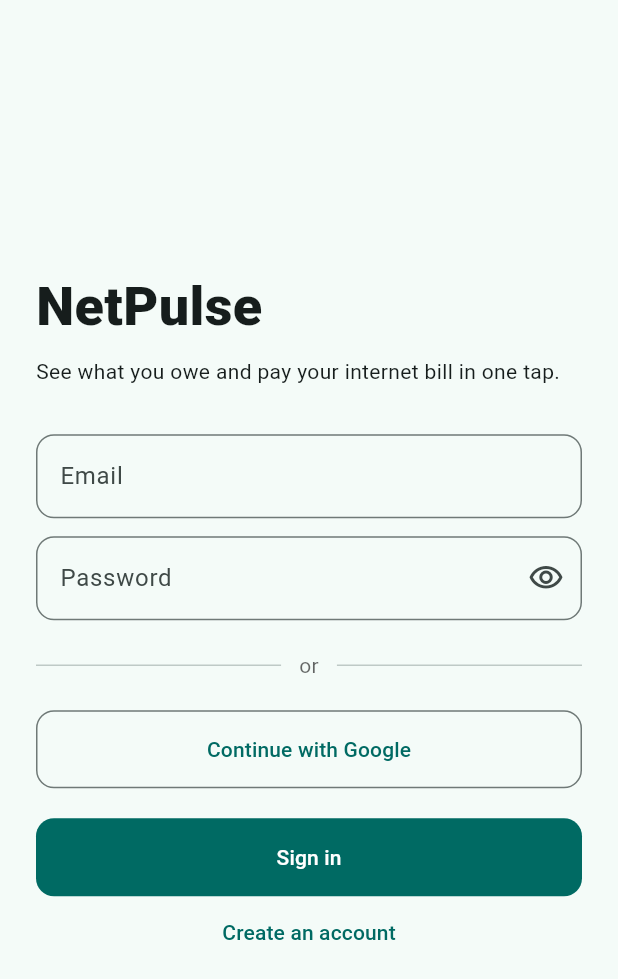
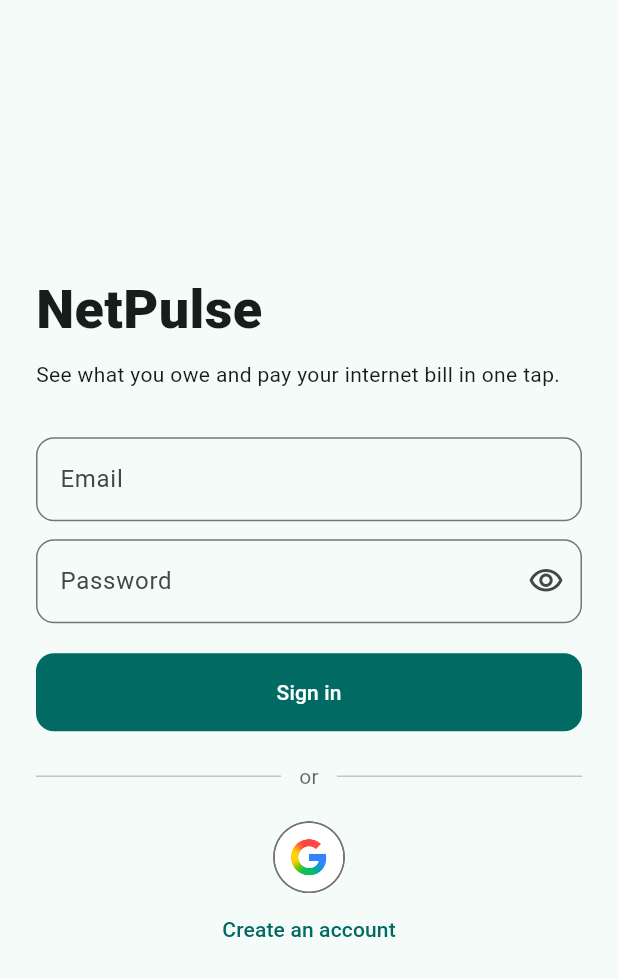
Before and after one commit to chocobread-gwapo/mynet, a Flutter app: the screen it shows after launch, on a phone screen of 412 x 824 dp. Shown: the top 979 px of the screen. Run offline on Flutter 3.47's test engine with Material 3 defaults, Android fonts, the phone set to English and light mode, and no system bars; our stand-ins replace flutter_local_notifications, flutter_secure_storage, google_sign_in, permission_handler, timezone.

Commit message:
Google Sign-In with Logo

```diff
--- a/lib/main.dart
+++ b/lib/main.dart
@@ -687,24 +687,6 @@ class _LoginScreenState extends State<LoginScreen> {
                           return null;
                         },
                       ),
-                      const SizedBox(height: 20),
-                      Row(children: [
-                        const Expanded(child: Divider()),
-                        Padding(
-                          padding: const EdgeInsets.symmetric(horizontal: 12),
-                          child: Text('or', style: TextStyle(color: Theme.of(context).hintColor)),
-                        ),
-                        const Expanded(child: Divider()),
-                      ]),
-                      const SizedBox(height: 20),
-                      OutlinedButton(
-                        onPressed: _busy ? null : _signInWithGoogle,
-                        style: OutlinedButton.styleFrom(
-                          minimumSize: const Size.fromHeight(52),
-                          shape: RoundedRectangleBorder(borderRadius: BorderRadius.circular(12)),
-                        ),
-                        child: const Text('Continue with Google'),
-                      ),
                     ] else ...[
                       stepTwoDots(context),
                       CodeEntry(
@@ -733,11 +715,46 @@ class _LoginScreenState extends State<LoginScreen> {
                           ? 'Please wait...'
                           : (_verifying ? 'Confirm code' : (_register ? 'Create account' : 'Sign in'))),
                     ),
-                    if (!_verifying)
+                    if (!_verifying) ...[
+                      const SizedBox(height: 20),
+                      Row(children: [
+                        const Expanded(child: Divider()),
+                        Padding(
+                          padding: const EdgeInsets.symmetric(horizontal: 12),
+                          child: Text('or', style: TextStyle(color: Theme.of(context).hintColor)),
+                        ),
+                        const Expanded(child: Divider()),
+                      ]),
+                      const SizedBox(height: 20),
+                      // Google's official circular icon button (from their branding asset pack): the dark
+                      // version on dark theme, the light one on light theme. It carries its own circle and border.
+                      Center(
+                        child: Semantics(
+                          button: true,
+                          label: 'Continue with Google',
+                          child: InkResponse(
+                            onTap: _busy ? null : _signInWithGoogle,
+                            radius: 32,
+                            child: Opacity(
+                              opacity: _busy ? 0.5 : 1,
+                              child: Image.asset(
+                                Theme.of(context).brightness == Brightness.dark
+                                    ? 'assets/google_g_dark.png'
+                                    : 'assets/google_g_light.png',
+                                width: 48,
+                                height: 48,
+                                filterQuality: FilterQuality.high,
+                                errorBuilder: (_, _, _) => const Icon(Icons.login),
+                              ),
+                            ),
+                          ),
+                        ),
+                      ),
                       TextButton(
                         onPressed: () => setState(() => _register = !_register),
                         child: Text(_register ? 'I already have an account' : 'Create an account'),
                       ),
+                    ],
                   ]),
                 ),
               ),
--- a/pubspec.yaml
+++ b/pubspec.yaml
@@ -64,6 +64,10 @@ flutter:
   # the material Icons class.
   uses-material-design: true
 
+  assets:
+    - assets/google_g_dark.png
+    - assets/google_g_light.png
+
   # To add assets to your application, add an assets section, like this:
   # assets:
   #   - images/a_dot_burr.jpeg
```
Also changed, not shown: assets/google_g_dark.png (added), assets/google_g_dark.svg (added), assets/google_g_light.png (added), assets/google_g_light.svg (added).
